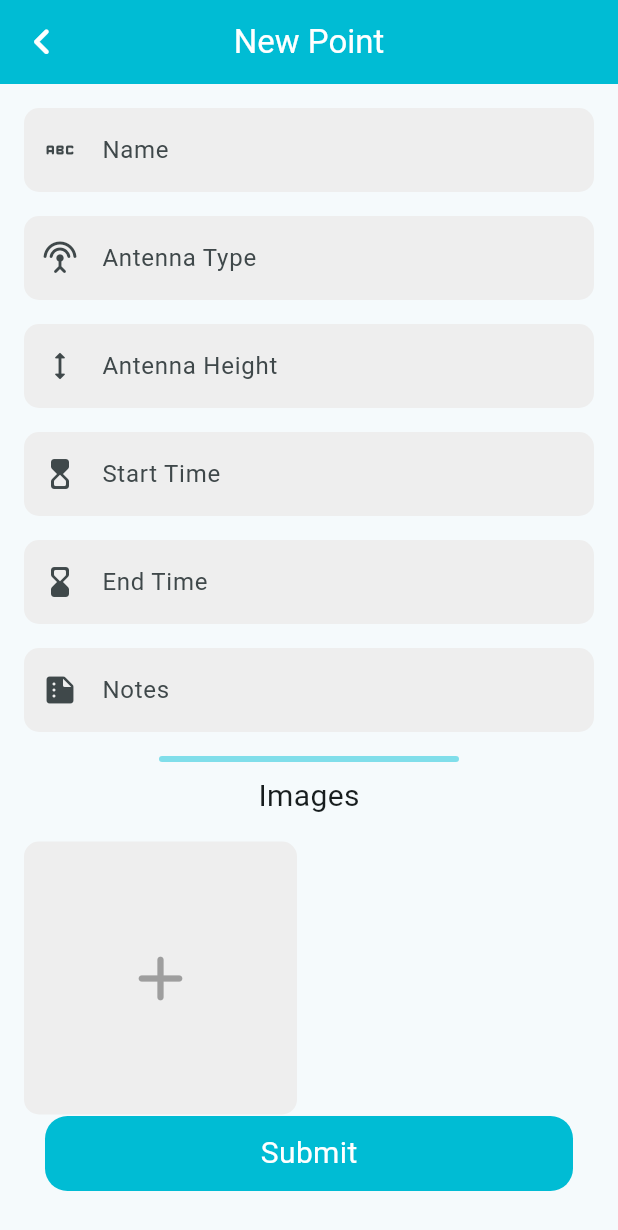
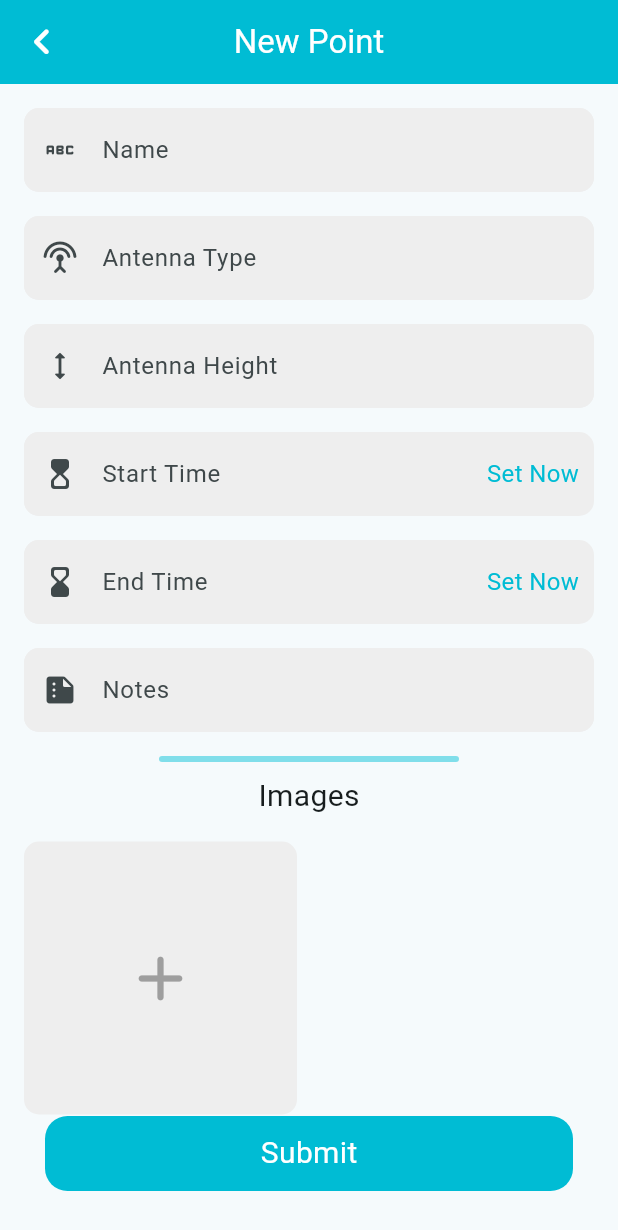
Before and after one commit to NickNterm/NetPad, a Flutter app: the EditProjectPage screen opened directly with empty values, after a tap on "Add Point", on a phone screen of 412 x 824 dp. Shown: the top 1230 px of the screen. Run offline on Flutter 3.47's test engine with Material 2 defaults, Android fonts, the phone set to English and light mode, and no system bars; our stand-ins replace bloc, dartz, equatable, flutter_bloc, get_it, google_fonts and 3 more; accounts and stored records are empty; Roboto replaces fonts that are missing (Ubuntu).

Commit message:
fix the scroll on the points and add set time on the point creation

```diff
--- a/netpad/lib/features/main_feature/presentation/pages/edit_project_page.dart
+++ b/netpad/lib/features/main_feature/presentation/pages/edit_project_page.dart
@@ -195,6 +195,9 @@ class _EditProjectPageState extends State<EditProjectPage> {
                   );
                 }
                 return ListView.builder(
+                  itemCount: pointDataList.length,
+                  shrinkWrap: true,
+                  physics: const NeverScrollableScrollPhysics(),
                   itemBuilder: (context, index) => GestureDetector(
                     onTap: () {
                       Navigator.push(
@@ -272,8 +275,6 @@ class _EditProjectPageState extends State<EditProjectPage> {
                       ),
                     ),
                   ),
-                  itemCount: pointDataList.length,
-                  shrinkWrap: true,
                 );
               } else {
                 return const CircularProgressIndicator();
--- a/netpad/lib/features/main_feature/presentation/pages/point_page.dart
+++ b/netpad/lib/features/main_feature/presentation/pages/point_page.dart
@@ -3,6 +3,7 @@ import 'dart:io';
 
 import 'package:flutter/material.dart';
 import 'package:image_picker/image_picker.dart';
+import 'package:intl/intl.dart';
 import 'package:netpad/features/main_feature/domain/entities/point_data.dart';
 import 'package:netpad/features/main_feature/domain/entities/project.dart';
 import 'package:netpad/features/main_feature/presentation/bloc/point_data/point_data_bloc.dart';
@@ -144,12 +145,28 @@ class _PointPageState extends State<PointPage> {
                   label: 'Start Time',
                   keyboardType: TextInputType.datetime,
                   icon: Icons.hourglass_top_rounded,
+                  buttonText: 'Set Now',
+                  onButtonPressed: () {
+                    setState(() {
+                      DateFormat dateFormat = DateFormat('HH:mm dd/MM/yyyy');
+                      String text = dateFormat.format(DateTime.now());
+                      startTimeController.text = text;
+                    });
+                  },
                 ),
                 EntryWidget(
                   controller: endTimeController,
                   label: 'End Time',
                   keyboardType: TextInputType.datetime,
                   icon: Icons.hourglass_bottom_rounded,
+                  buttonText: 'Set Now',
+                  onButtonPressed: () {
+                    setState(() {
+                      DateFormat dateFormat = DateFormat('HH:mm dd/MM/yyyy');
+                      String text = dateFormat.format(DateTime.now());
+                      endTimeController.text = text;
+                    });
+                  },
                 ),
                 EntryWidget(
                   controller: notesController,
@@ -186,8 +203,7 @@ class _PointPageState extends State<PointPage> {
                                 enableDrag: false,
                                 onClosing: () {},
                                 builder: (BuildContext context) {
-                                  return Container(
-                                    child: Column(
+                                  return Column(
                                     mainAxisSize: MainAxisSize.min,
                                     children: [
                                       const SizedBox(height: 15),
@@ -214,9 +230,8 @@ class _PointPageState extends State<PointPage> {
                                         ),
                                         onTap: () async {
                                           Navigator.pop(context);
-                                            final status = await Permission
-                                                .camera
-                                                .request();
+                                          final status =
+                                              await Permission.camera.request();
                                           if (status.isGranted) {
                                             getImageFromCamera();
                                           }
@@ -245,7 +260,6 @@ class _PointPageState extends State<PointPage> {
                                       ),
                                       const SizedBox(height: 15),
                                     ],
-                                    ),
                                   );
                                 },
                               ),
@@ -432,6 +446,8 @@ class EntryWidget extends StatelessWidget {
     required this.controller,
     required this.icon,
     required this.label,
+    this.buttonText,
+    this.onButtonPressed,
     this.keyboardType = TextInputType.text,
   });
   final TextEditingController controller;
@@ -439,12 +455,22 @@ class EntryWidget extends StatelessWidget {
   final IconData icon;
   final String label;
 
+  final Function()? onButtonPressed;
+  final String? buttonText;
+
   @override
   Widget build(BuildContext context) {
     return Padding(
       padding: const EdgeInsets.symmetric(horizontal: 16, vertical: 8),
       child: ClipRRect(
         borderRadius: BorderRadius.circular(10),
+        child: Container(
+          decoration: BoxDecoration(
+            color: Colors.grey[200],
+          ),
+          child: Row(
+            children: [
+              Expanded(
                 child: TextField(
                   controller: controller,
                   minLines: 1,
@@ -459,6 +485,26 @@ class EntryWidget extends StatelessWidget {
                   ),
                 ),
               ),
+              Visibility(
+                visible: buttonText != null,
+                child: GestureDetector(
+                  onTap: onButtonPressed,
+                  child: Padding(
+                    padding: const EdgeInsets.all(10),
+                    child: Text(
+                      buttonText ?? '',
+                      style: const TextStyle(
+                        fontSize: 16,
+                        color: Colors.cyan,
+                      ),
+                    ),
+                  ),
+                ),
+              ),
+            ],
+          ),
+        ),
+      ),
     );
   }
 }
--- a/netpad/pubspec.yaml
+++ b/netpad/pubspec.yaml
@@ -4,10 +4,10 @@ description: "A new Flutter project."
 # pub.dev using `flutter pub publish`. This is preferred for private packages.
 publish_to: "none" # Remove this line if you wish to publish to pub.dev
 
-version: 1.0.0+1
+version: 1.0.1+2
 
 environment:
-  sdk: ">=3.2.0-36.0.dev <4.0.0"
+  sdk: ">=3.1.5 <4.0.0"
 
 dependencies:
   flutter:
@@ -27,6 +27,7 @@ dependencies:
   change_app_package_name: ^1.1.0
   flutter_launcher_icons: ^0.13.1
   google_fonts: ^5.1.0
+  intl: ^0.18.1
 
 dev_dependencies:
   flutter_test:
```
Also changed, not shown: netpad/pubspec.lock. Lines whose indentation alone changed are shown as unchanged.
